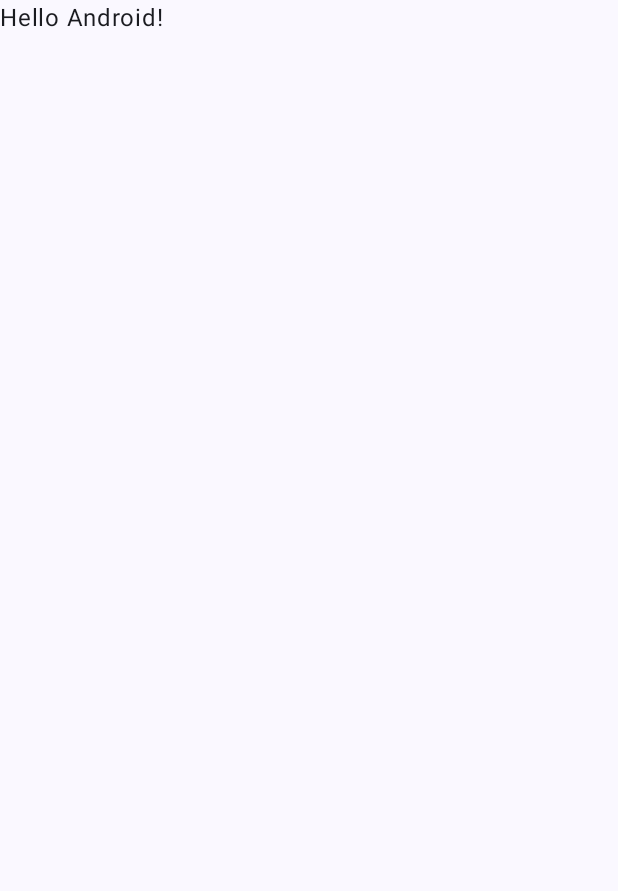
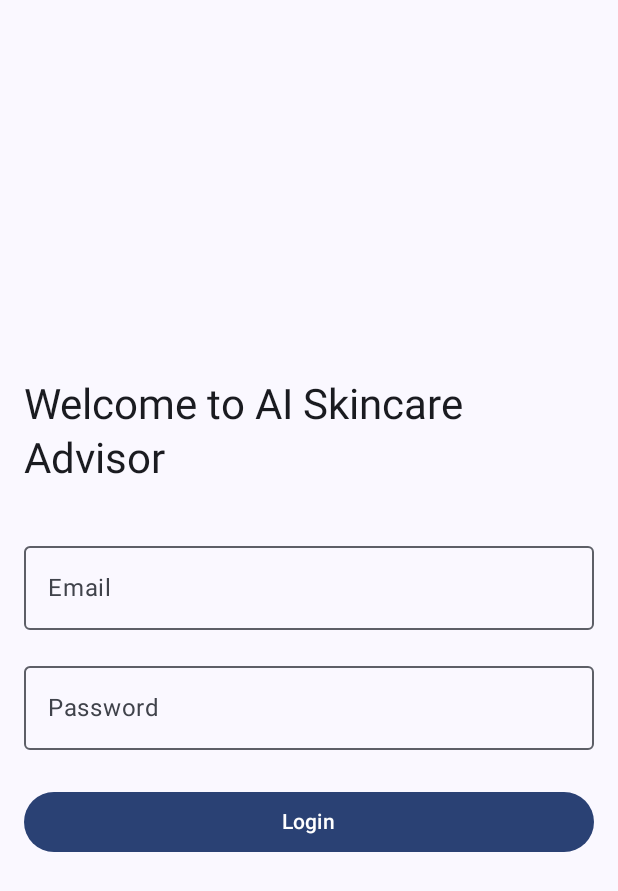
Before and after one commit to duongdatdev/ai-skincare-advisor-app, an Android app built with Jetpack Compose: the screen it shows after launch (MainActivity), on a phone screen of 412 x 824 dp. Before the commit the part shown is almost empty. Shown: the top 891 px of the screen. Run offline under Robolectric (Android 15) with nearby library versions, the phone set to English and light mode, and no system bars.

Commit message:
Fix login bug (PROJ-123)

```diff
--- a/app/src/main/java/com/proteam/aiskincareadvisor/MainActivity.kt
+++ b/app/src/main/java/com/proteam/aiskincareadvisor/MainActivity.kt
@@ -1,17 +1,26 @@
 package com.proteam.aiskincareadvisor
 
 import android.os.Bundle
+import android.widget.Toast
 import androidx.activity.ComponentActivity
 import androidx.activity.compose.setContent
 import androidx.activity.enableEdgeToEdge
+import androidx.compose.foundation.layout.*
 import androidx.compose.foundation.layout.fillMaxSize
 import androidx.compose.foundation.layout.padding
 import androidx.compose.material3.Scaffold
 import androidx.compose.material3.Text
 import androidx.compose.runtime.Composable
+import androidx.compose.runtime.mutableStateOf
 import androidx.compose.ui.Modifier
 import androidx.compose.ui.tooling.preview.Preview
 import com.proteam.aiskincareadvisor.ui.theme.AISkincareAdvisorTheme
+
+import androidx.compose.material3.*
+import androidx.compose.runtime.*
+import androidx.compose.ui.Alignment
+import androidx.compose.ui.text.input.PasswordVisualTransformation
+import androidx.compose.ui.unit.dp
 
 class MainActivity : ComponentActivity() {
     override fun onCreate(savedInstanceState: Bundle?) {
@@ -19,11 +28,15 @@ class MainActivity : ComponentActivity() {
         enableEdgeToEdge()
         setContent {
             AISkincareAdvisorTheme {
-                Scaffold(modifier = Modifier.fillMaxSize()) { innerPadding ->
-                    Greeting(
-                        name = "Android",
-                        modifier = Modifier.padding(innerPadding)
-                    )
+                Surface(modifier = Modifier.fillMaxSize()) {
+                    LoginScreen { email, password ->
+                        // Handle login here
+                        Toast.makeText(
+                            this@MainActivity,
+                            "Login attempted with: $email",
+                            Toast.LENGTH_SHORT
+                        ).show()
+                    }
                 }
             }
         }
@@ -38,6 +51,53 @@ fun Greeting(name: String, modifier: Modifier = Modifier) {
     )
 }
 
+@Composable
+fun LoginScreen(onLoginClick: (String, String) -> Unit) {
+    var email by remember { mutableStateOf("") }
+    var password by remember { mutableStateOf("") }
+
+    Column(
+        modifier = Modifier
+            .fillMaxSize()
+            .padding(16.dp),
+        horizontalAlignment = Alignment.CenterHorizontally,
+        verticalArrangement = Arrangement.Center
+    ) {
+        Text(
+            text = "Welcome to AI Skincare Advisor",
+            style = MaterialTheme.typography.headlineMedium
+        )
+
+        Spacer(modifier = Modifier.height(32.dp))
+
+        OutlinedTextField(
+            value = email,
+            onValueChange = { email = it },
+            label = { Text("Email") },
+            modifier = Modifier.fillMaxWidth()
+        )
+
+        Spacer(modifier = Modifier.height(16.dp))
+
+        OutlinedTextField(
+            value = password,
+            onValueChange = { password = it },
+            label = { Text("Password") },
+            visualTransformation = PasswordVisualTransformation(),
+            modifier = Modifier.fillMaxWidth()
+        )
+
+        Spacer(modifier = Modifier.height(24.dp))
+
+        Button(
+            onClick = { onLoginClick(email, password) },
+            modifier = Modifier.fillMaxWidth()
+        ) {
+            Text("Login")
+        }
+    }
+}
+
 @Preview(showBackground = true)
 @Composable
 fun GreetingPreview() {
```
